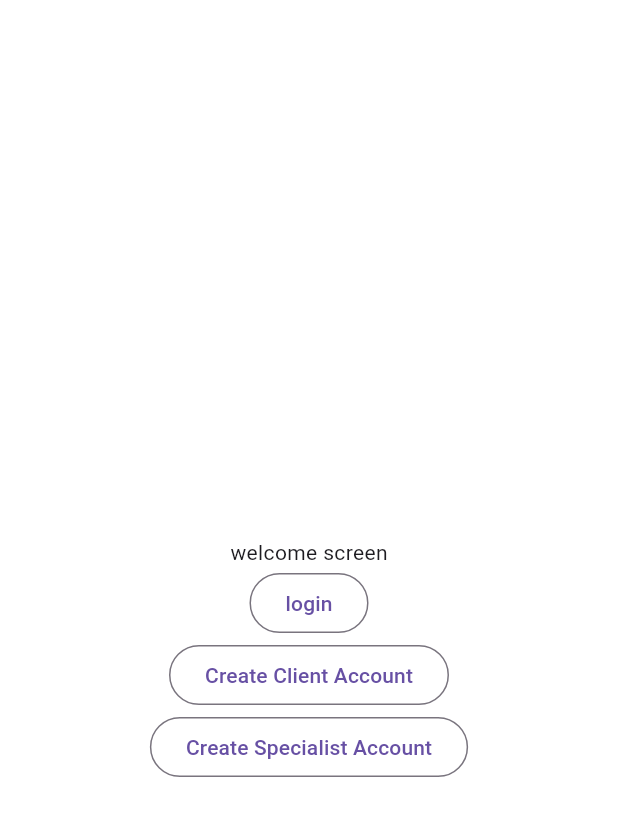
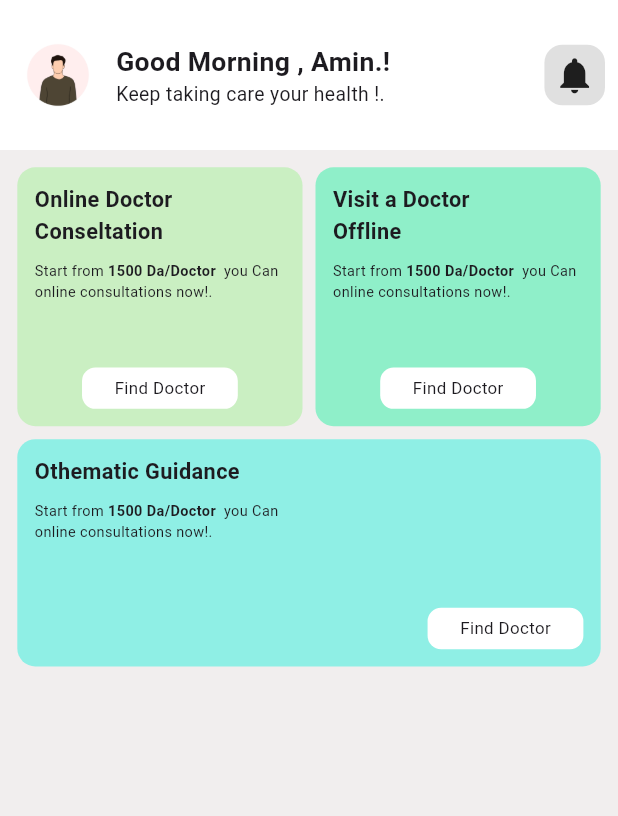
Before and after one commit to aminmouhamed/meneani, a Flutter app: the screen it shows after launch, on a phone screen of 412 x 824 dp. Shown: the top 816 px of the screen. Run offline on Flutter 3.47's test engine with Material 3 defaults, Android fonts, the phone set to English and light mode, and no system bars; our stand-ins replace dartz, equatable, flutter_bloc, flutter_screenutil, get_it, supabase_flutter; missing offline and left inert: gotrue; accounts and stored records are empty.

Commit message:
create client home page

```diff
--- a/lib/core/const/constent.dart
+++ b/lib/core/const/constent.dart
@@ -1,5 +1,7 @@
 import 'package:flutter/rendering.dart';
 
 class AppColors {
-  static const Color hardBleau = Color(0xff3e7184);
+  static const Color primeryColor = Color(0xff4AF0DF);
+  static const Color secendaryColor = Color(0xff4AF0AF);
+  static const Color therdColor = Color(0xffAEEFA3);
 }
--- a/lib/core/routing/app_routes.dart
+++ b/lib/core/routing/app_routes.dart
@@ -3,4 +3,5 @@ class AppRoutes {
   static const String logIn = "login";
   static const String createClientAccount = "create_client_account";
   static const String createSpecialistAccount = "create_specialist_account";
+  static const String clientHome = "client_home";
 }
--- a/lib/core/routing/app_routing.dart
+++ b/lib/core/routing/app_routing.dart
@@ -5,6 +5,7 @@ import 'package:meneani/features/auth/login/ui/widgets/login_page.dart';
 import 'package:meneani/features/auth/signin/ui/bloc/create_account_bloc.dart';
 import 'package:meneani/features/auth/signin/ui/widgets/create_client_account_page.dart.dart';
 import 'package:meneani/features/auth/signin/ui/widgets/create_specialist_account_page.dart';
+import 'package:meneani/features/home/ui/widgets/client_home_page.dart';
 import 'package:meneani/features/welcome/ui/welcome_page.dart';
 import 'package:meneani/core/di/di.dart' as di;
 import 'package:flutter_bloc/flutter_bloc.dart';
@@ -14,6 +15,8 @@ class AppRouting {
     switch (rSetting.name) {
       case AppRoutes.welcome:
         return MaterialPageRoute(builder: (context) => WelcomePage());
+      case AppRoutes.clientHome:
+        return MaterialPageRoute(builder: (context) => ClientHomePage());
 
       case AppRoutes.logIn:
         return MaterialPageRoute(
--- /dev/null
+++ b/lib/core/widgets/simpel_button.dart
@@ -0,0 +1,42 @@
+import 'package:flutter/material.dart';
+import 'package:flutter_screenutil/flutter_screenutil.dart';
+
+class SimpelButton extends StatefulWidget {
+  const SimpelButton({super.key});
+
+  @override
+  State<SimpelButton> createState() => _SimpelButtonState();
+}
+
+class _SimpelButtonState extends State<SimpelButton> {
+  Color color = Colors.white;
+  @override
+  Widget build(BuildContext context) {
+    return GestureDetector(
+      onTapDown: (_) {
+        setState(() {
+          color = Colors.black12;
+        });
+      },
+      onTapUp: (_) {
+        setState(() {
+          color = Colors.white;
+        });
+      },
+      child: AnimatedContainer(
+        padding: EdgeInsets.only(
+          left: 75.h,
+          right: 75.h,
+          top: 20.h,
+          bottom: 20.h,
+        ),
+        decoration: BoxDecoration(
+          color: color,
+          borderRadius: BorderRadius.circular(9),
+        ),
+        duration: Duration(microseconds: 1000),
+        child: Text("Find Doctor", style: TextStyle(fontSize: 35.sp)),
+      ),
+    );
+  }
+}
--- a/lib/features/auth/login/data/repository/login_repository.dart
+++ b/lib/features/auth/login/data/repository/login_repository.dart
@@ -19,6 +19,7 @@ class ImplLoginRepository extends LoginRepository {
       );
       return Future.value(right(response));
     } on Exception catch (e) {
+      print(e);
       return left(ServerFailure());
     }
   }
--- a/lib/features/auth/login/ui/bloc/bloc/login_bloc.dart
+++ b/lib/features/auth/login/ui/bloc/bloc/login_bloc.dart
@@ -1,8 +1,12 @@
 import 'dart:async';
 
+import 'package:flutter/widgets.dart';
 import 'package:flutter_bloc/flutter_bloc.dart';
 import 'package:equatable/equatable.dart';
+import 'package:meneani/features/auth/login/domain/entiti/user_entiti.dart';
 import 'package:meneani/features/auth/login/domain/repository/login_repository.dart';
+import 'package:meneani/features/auth/login/domain/usecase/lognin_with_email_and_password_usecase.dart';
+import 'package:supabase_flutter/supabase_flutter.dart';
 
 part 'login_event.dart';
 part 'login_state.dart';
@@ -10,6 +14,27 @@ part 'login_state.dart';
 class LoginBloc extends Bloc<LoginEvent, LoginState> {
   LoginBloc({required this.loginRepository}) : super(LoginInitial());
   final LoginRepository loginRepository;
+  late TextEditingController email = TextEditingController();
+  late TextEditingController password = TextEditingController();
   @override
-  Stream<LoginState> mapEventToState(LoginEvent event) async* {}
+  Stream<LoginState> mapEventToState(LoginEvent event) async* {
+    if (event is LogInWithEmailAndPasswordEvent) {
+      emit(LogInLoadingState());
+      var response = await LogInWithEmailAndPasswordUseCase(
+        loginRepository: loginRepository,
+      ).call(UserEntiti(email: email.text, password: password.text));
+
+      response.fold(
+        (failure) {
+          print("Error");
+        },
+        (value) {
+          if (value.user != null) {
+            print(value.user!.email);
+            emit(LogInLoadedState());
+          }
+        },
+      );
+    }
+  }
 }
--- a/lib/features/auth/login/ui/widgets/login_page.dart
+++ b/lib/features/auth/login/ui/widgets/login_page.dart
@@ -1,5 +1,7 @@
 import 'package:flutter/material.dart';
+import 'package:flutter_bloc/flutter_bloc.dart';
 import 'package:flutter_screenutil/flutter_screenutil.dart';
+import 'package:meneani/features/auth/login/ui/bloc/bloc/login_bloc.dart';
 
 class LoginPage extends StatelessWidget {
   const LoginPage({super.key});
@@ -32,9 +34,19 @@ class LoginPage extends StatelessWidget {
                     mainAxisAlignment: MainAxisAlignment.center,
                     crossAxisAlignment: CrossAxisAlignment.center,
                     children: [
-                      CustomTextForm(hint: "Email", icon: Icons.email),
+                      CustomTextForm(
+                        hint: "Email",
+                        icon: Icons.email,
+                        controller: BlocProvider.of<LoginBloc>(context).email,
+                      ),
                       SizedBox(height: 30.h),
-                      CustomTextForm(hint: "Password", icon: Icons.lock),
+                      CustomTextForm(
+                        hint: "Password",
+                        icon: Icons.lock,
+                        controller: BlocProvider.of<LoginBloc>(
+                          context,
+                        ).password,
+                      ),
                       SizedBox(height: 10.h),
                       Row(
                         children: [
@@ -46,7 +58,14 @@ class LoginPage extends StatelessWidget {
                         ],
                       ),
                       SizedBox(height: 30.h),
-                      ElevatedButton(onPressed: () {}, child: Text("logIn")),
+                      ElevatedButton(
+                        onPressed: () {
+                          BlocProvider.of<LoginBloc>(
+                            context,
+                          ).add(LogInWithEmailAndPasswordEvent());
+                        },
+                        child: Text("logIn"),
+                      ),
                       SizedBox(height: 30.h),
                       OutlinedButton(
                         onPressed: () {},
@@ -65,15 +84,21 @@ class LoginPage extends StatelessWidget {
 }
 
 class CustomTextForm extends StatelessWidget {
-  const CustomTextForm({super.key, required this.hint, required this.icon});
+  const CustomTextForm({
+    super.key,
+    required this.hint,
+    required this.icon,
+    required this.controller,
+  });
   final String hint;
   final IconData icon;
+  final TextEditingController controller;
 
   @override
   Widget build(BuildContext context) {
     return Container(
       child: TextFormField(
-        //  controller: controler,
+        controller: controller,
         // keyboardType: keyBoardType,
         onTap: () async {},
         decoration: InputDecoration(
--- a/lib/features/auth/signin/ui/widgets/create_client_account_page.dart.dart
+++ b/lib/features/auth/signin/ui/widgets/create_client_account_page.dart.dart
@@ -111,15 +111,9 @@ class CreateClientAccountPage extends StatelessWidget {
                     SizedBox(height: 30.h),
                     OutlinedButton(
                       onPressed: () {
-                        showAdaptiveDialog(
-                          context: context,
-                          builder: (_) {
-                            return Container(color: Colors.red);
-                          },
-                        );
-                        // BlocProvider.of<CreateAccountBloc>(
-                        //   context,
-                        // ).add(CreateClientAccountEvent());
+                        BlocProvider.of<CreateAccountBloc>(
+                          context,
+                        ).add(CreateClientAccountEvent());
                       },
                       child: Text("Create Account"),
                     ),
--- a/lib/features/auth/signin/ui/widgets/widgets/textfield.dart
+++ b/lib/features/auth/signin/ui/widgets/widgets/textfield.dart
@@ -30,7 +30,7 @@ class CustomTextField extends StatelessWidget {
               prefixIcon: icon,
               hint: Text(textHint),
               border: OutlineInputBorder(
-                borderSide: BorderSide(color: AppColors.hardBleau),
+                borderSide: BorderSide(),
                 borderRadius: BorderRadius.circular(10),
               ),
             ),
--- /dev/null
+++ b/lib/features/home/ui/widgets/client_home_page.dart
@@ -0,0 +1,135 @@
+import 'package:flutter/material.dart';
+import 'package:flutter_screenutil/flutter_screenutil.dart';
+import 'package:meneani/core/const/constent.dart';
+import 'package:meneani/core/widgets/simpel_button.dart';
+import 'package:meneani/features/home/ui/widgets/widgets/custom_card.dart';
+
+class ClientHomePage extends StatelessWidget {
+  const ClientHomePage({super.key});
+
+  @override
+  Widget build(BuildContext context) {
+    return Scaffold(
+      backgroundColor: const Color.fromARGB(255, 241, 238, 238),
+      appBar: AppBar(
+        toolbarHeight: 100,
+        //backgroundColor: AppColors.secendaryColor,
+        flexibleSpace: SafeArea(
+          child: Padding(
+            padding: EdgeInsets.symmetric(horizontal: 30.h),
+            child: Column(
+              children: [
+                SizedBox(height: 20),
+                Row(
+                  children: [
+                    Container(
+                      height: 60,
+                      width: 60,
+                      decoration: BoxDecoration(
+                        shape: BoxShape.circle,
+                        image: DecorationImage(
+                          image: AssetImage("assets/images/profil_img.jpg"),
+                        ),
+                      ),
+                    ),
+                    SizedBox(width: 30.h),
+                    Expanded(
+                      child: Row(
+                        mainAxisAlignment: MainAxisAlignment.spaceBetween,
+                        children: [
+                          Column(
+                            mainAxisAlignment: MainAxisAlignment.start,
+                            crossAxisAlignment: CrossAxisAlignment.start,
+                            children: [
+                              Text(
+                                "Good Morning , Amin.!",
+                                style: TextStyle(
+                                  fontSize: 55.sp,
+                                  fontWeight: FontWeight.bold,
+                                ),
+                              ),
+                              Text(
+                                "Keep taking care your health !.",
+                                style: TextStyle(fontSize: 40.sp),
+                              ),
+                            ],
+                          ),
+                          NotificationsIconButton(),
+                        ],
+                      ),
+                    ),
+                  ],
+                ),
+              ],
+            ),
+          ),
+        ),
+      ),
+      body: SafeArea(
+        child: Padding(
+          padding: EdgeInsets.all(40.r),
+          child: Column(
+            children: [
+              Row(
+                children: [
+                  CustomCard(
+                    titel: "Online Doctor  Conseltation",
+                    bgColor: AppColors.therdColor.withAlpha(150),
+                    buttonText: "",
+                  ),
+                  SizedBox(width: 30.h),
+                  CustomCard(
+                    titel: "Visit a Doctor \nOffline",
+                    bgColor: AppColors.secendaryColor.withAlpha(150),
+                    buttonText: "",
+                  ),
+                ],
+              ),
+              SizedBox(height: 30.h),
+              CustomCard2(
+                titel: "Othematic Guidance",
+                bgColor: AppColors.primeryColor.withAlpha(150),
+                buttonText: "",
+              ),
+            ],
+          ),
+        ),
+      ),
+    );
+  }
+}
+
+class NotificationsIconButton extends StatefulWidget {
+  const NotificationsIconButton({super.key});
+
+  @override
+  State<NotificationsIconButton> createState() =>
+      _NotificationsIconButtonState();
+}
+
+class _NotificationsIconButtonState extends State<NotificationsIconButton> {
+  Color color = Colors.black12;
+  @override
+  Widget build(BuildContext context) {
+    return GestureDetector(
+      onTapUp: (_) {
+        setState(() {
+          color = Colors.black12;
+        });
+      },
+      onTapDown: (_) {
+        setState(() {
+          color = AppColors.secendaryColor;
+        });
+      },
+      child: Container(
+        padding: EdgeInsets.all(20.r),
+        decoration: BoxDecoration(
+          borderRadius: BorderRadius.circular(12),
+          color: color,
+        ),
+        child: Icon(Icons.notifications, size: 100.r),
+      ),
+    );
+  }
+}
--- /dev/null
+++ b/lib/features/home/ui/widgets/widgets/custom_card.dart
@@ -0,0 +1,114 @@
+import 'package:flutter/material.dart';
+import 'package:flutter_screenutil/flutter_screenutil.dart';
+import 'package:meneani/core/widgets/simpel_button.dart';
+
+class CustomCard extends StatelessWidget {
+  CustomCard({
+    super.key,
+    required this.bgColor,
+    required this.buttonText,
+    required this.titel,
+  });
+  final Color bgColor;
+  final String titel;
+  final String buttonText;
+
+  @override
+  Widget build(BuildContext context) {
+    return Expanded(
+      child: Container(
+        decoration: BoxDecoration(
+          color: bgColor,
+          borderRadius: BorderRadius.all(Radius.circular(12)),
+        ),
+        padding: EdgeInsets.all(40.r),
+        child: Column(
+          mainAxisAlignment: MainAxisAlignment.start,
+          crossAxisAlignment: CrossAxisAlignment.start,
+          children: [
+            Text(
+              // "Online Doctor  Conseltation",
+              titel,
+              style: TextStyle(fontSize: 45.sp, fontWeight: FontWeight.bold),
+            ),
+            SizedBox(height: 30.h),
+            Row(
+              crossAxisAlignment: CrossAxisAlignment.start,
+              children: [
+                Text("Start from ", style: TextStyle(fontSize: 30.sp)),
+                Text(
+                  "1500 Da/Doctor  ",
+                  style: TextStyle(
+                    fontSize: 30.sp,
+                    fontWeight: FontWeight.bold,
+                  ),
+                ),
+                Text("you Can", style: TextStyle(fontSize: 30.sp)),
+              ],
+            ),
+            Text(
+              "online consultations now!. ",
+              style: TextStyle(fontSize: 30.sp),
+            ),
+
+            SizedBox(height: 150.h),
+            Center(child: SimpelButton()),
+          ],
+        ),
+      ),
+    );
+  }
+}
+
+class CustomCard2 extends StatelessWidget {
+  CustomCard2({
+    super.key,
+    required this.bgColor,
+    required this.buttonText,
+    required this.titel,
+  });
+  final Color bgColor;
+  final String titel;
+  final String buttonText;
+
+  @override
+  Widget build(BuildContext context) {
+    return Container(
+      decoration: BoxDecoration(
+        color: bgColor,
+        borderRadius: BorderRadius.all(Radius.circular(12)),
+      ),
+      padding: EdgeInsets.all(40.r),
+      child: Column(
+        mainAxisAlignment: MainAxisAlignment.start,
+        crossAxisAlignment: CrossAxisAlignment.start,
+        children: [
+          Text(
+            // "Online Doctor  Conseltation",
+            titel,
+            style: TextStyle(fontSize: 45.sp, fontWeight: FontWeight.bold),
+          ),
+          SizedBox(height: 30.h),
+          Row(
+            crossAxisAlignment: CrossAxisAlignment.start,
+            children: [
+              Text("Start from ", style: TextStyle(fontSize: 30.sp)),
+              Text(
+                "1500 Da/Doctor  ",
+                style: TextStyle(fontSize: 30.sp, fontWeight: FontWeight.bold),
+              ),
+              Text("you Can", style: TextStyle(fontSize: 30.sp)),
+            ],
+          ),
+          Text(
+            "online consultations now!. ",
+            style: TextStyle(fontSize: 30.sp),
+          ),
+
+          SizedBox(height: 150.h),
+          Align(alignment: Alignment.bottomRight, child: SimpelButton()),
+        ],
+      ),
+    );
+  }
+}
--- a/lib/main.dart
+++ b/lib/main.dart
@@ -32,7 +32,7 @@ class MyApp extends StatelessWidget {
         return MaterialApp(
           title: 'Meneani',
           onGenerateRoute: appRouting.onGenerateRoute,
-          initialRoute: AppRoutes.welcome,
+          initialRoute: AppRoutes.clientHome,
           debugShowCheckedModeBanner: false,
           localizationsDelegates: const [
             S.delegate,
```
Also changed, not shown: pubspec.yaml (+3 -4 lines), assets/images/profil_img.jpg (added), pubspec.lock.
